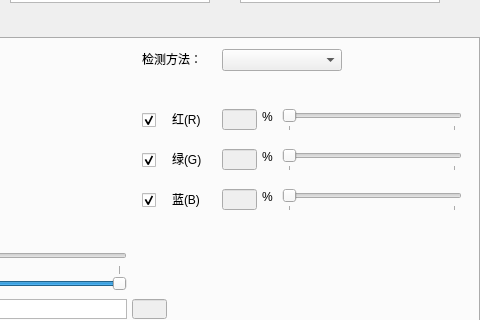
Above: VisionDetect/QColorWeight.ui from chuandongxu/AOI before the change; both pictures show x 240 to 720 and y 157 to 477 of the 720 by 577 pixel window. Below: the same form after it.
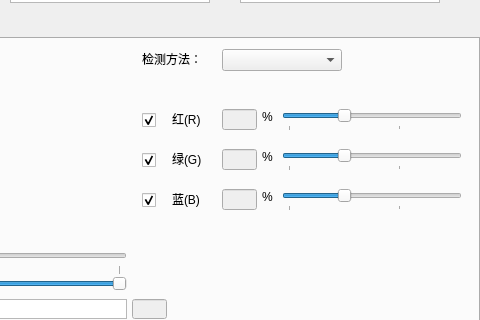
That is the form after the change.

```diff
--- a/VisionDetect/QColorWeight.ui
+++ b/VisionDetect/QColorWeight.ui
@@ -82,7 +82,10 @@
       </rect>
      </property>
      <property name="maximum">
-      <number>200</number>
+      <number>300</number>
+     </property>
+     <property name="value">
+      <number>100</number>
      </property>
      <property name="orientation">
       <enum>Qt::Horizontal</enum>
@@ -104,7 +107,10 @@
       </rect>
      </property>
      <property name="maximum">
-      <number>200</number>
+      <number>300</number>
+     </property>
+     <property name="value">
+      <number>100</number>
      </property>
      <property name="orientation">
       <enum>Qt::Horizontal</enum>
@@ -126,7 +132,10 @@
       </rect>
      </property>
      <property name="maximum">
-      <number>200</number>
+      <number>300</number>
+     </property>
+     <property name="value">
+      <number>100</number>
      </property>
      <property name="orientation">
       <enum>Qt::Horizontal</enum>
```
